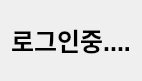
Qt form Soft_DEV/loading.ui (gnu-swta/Chat) before a commit.
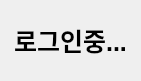
The same form after that commit.

Patch:
```diff
--- a/Soft_DEV/loading.ui
+++ b/Soft_DEV/loading.ui
@@ -27,7 +27,7 @@
       <enum>Qt::RightToLeft</enum>
      </property>
      <property name="text">
-      <string>로그인중....</string>
+      <string>로그인중...</string>
      </property>
      <property name="alignment">
       <set>Qt::AlignCenter</set>
```
